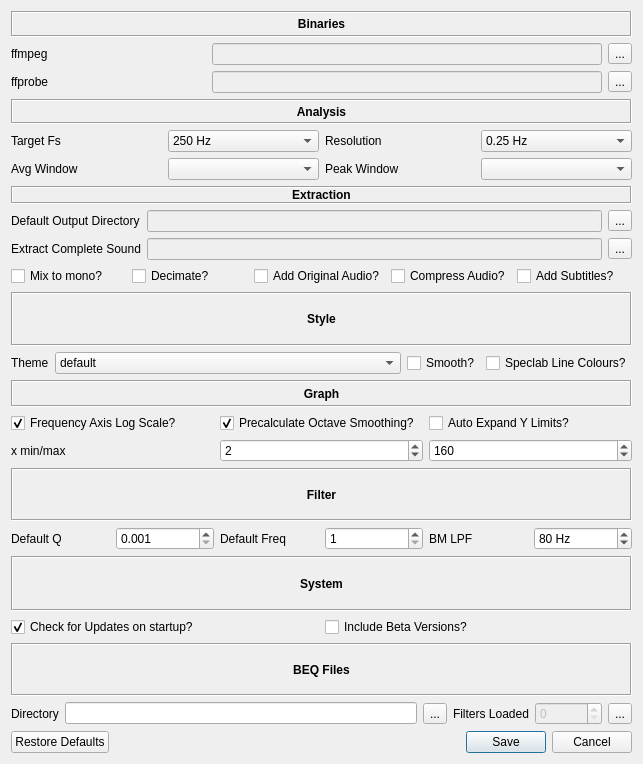
3ll3d00d/beqdesigner, file src/main/python/ui/preferences.ui: the form before one commit.
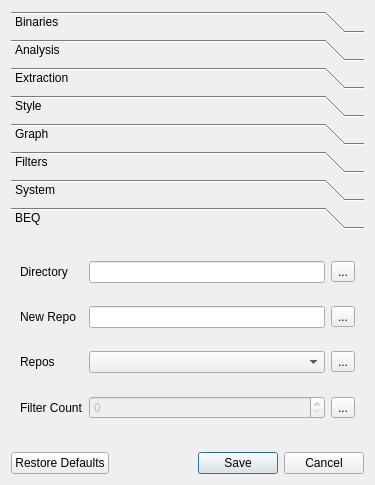
The form after the commit.

The edit to the form file:
```diff
--- a/src/main/python/ui/preferences.ui
+++ b/src/main/python/ui/preferences.ui
@@ -6,8 +6,8 @@
    <rect>
     <x>0</x>
     <y>0</y>
-    <width>643</width>
-    <height>764</height>
+    <width>375</width>
+    <height>485</height>
    </rect>
   </property>
   <property name="windowTitle">
@@ -17,83 +17,84 @@
    <item>
     <layout class="QVBoxLayout" name="panes">
      <item>
-      <layout class="QGridLayout" name="binariesPane">
-       <item row="2" column="0">
-        <widget class="QLabel" name="ffprobeLabel">
-         <property name="text">
-          <string>ffprobe</string>
-         </property>
-        </widget>
-       </item>
-       <item row="0" column="0" colspan="4">
-        <widget class="QLabel" name="binaryLabel">
-         <property name="font">
-          <font>
-           <weight>75</weight>
-           <bold>true</bold>
-          </font>
-         </property>
-         <property name="frameShape">
-          <enum>QFrame::Box</enum>
-         </property>
-         <property name="frameShadow">
-          <enum>QFrame::Sunken</enum>
-         </property>
-         <property name="text">
+      <widget class="QToolBox" name="toolBox">
+       <property name="currentIndex">
+        <number>7</number>
+       </property>
+       <widget class="QWidget" name="binariesPage">
+        <property name="geometry">
+         <rect>
+          <x>0</x>
+          <y>0</y>
+          <width>152</width>
+          <height>86</height>
+         </rect>
+        </property>
+        <attribute name="label">
           <string>Binaries</string>
-         </property>
-         <property name="alignment">
-          <set>Qt::AlignCenter</set>
-         </property>
-        </widget>
-       </item>
-       <item row="2" column="3">
-        <widget class="QToolButton" name="ffprobeDirectoryPicker">
-         <property name="text">
-          <string>...</string>
-         </property>
-        </widget>
-       </item>
-       <item row="1" column="0">
+        </attribute>
+        <layout class="QGridLayout" name="binariesPane">
+         <item row="0" column="1">
+          <widget class="QLineEdit" name="ffmpegDirectory">
+           <property name="enabled">
+            <bool>false</bool>
+           </property>
+          </widget>
+         </item>
+         <item row="0" column="0">
         <widget class="QLabel" name="ffmpegLabel">
          <property name="text">
           <string>ffmpeg</string>
          </property>
         </widget>
        </item>
-       <item row="1" column="1" colspan="2">
-        <widget class="QLineEdit" name="ffmpegDirectory">
-         <property name="enabled">
-          <bool>false</bool>
-         </property>
-        </widget>
-       </item>
-       <item row="1" column="3">
+         <item row="0" column="2">
         <widget class="QToolButton" name="ffmpegDirectoryPicker">
          <property name="text">
           <string>...</string>
          </property>
         </widget>
        </item>
-       <item row="2" column="1" colspan="2">
+         <item row="1" column="0">
+          <widget class="QLabel" name="ffprobeLabel">
+           <property name="text">
+            <string>ffprobe</string>
+           </property>
+          </widget>
+         </item>
+         <item row="1" column="1">
         <widget class="QLineEdit" name="ffprobeDirectory">
          <property name="enabled">
           <bool>false</bool>
          </property>
         </widget>
        </item>
-      </layout>
-     </item>
-     <item>
-      <layout class="QGridLayout" name="analysisPane">
        <item row="1" column="2">
-        <widget class="QLabel" name="resolutionLabel">
+          <widget class="QToolButton" name="ffprobeDirectoryPicker">
          <property name="text">
           <string>Resolution</string>
          </property>
         </widget>
        </item>
-       <item row="2" column="2">
+        </layout>
+       </widget>
+       <widget class="QWidget" name="analysisPage">
+        <property name="geometry">
+         <rect>
+          <x>0</x>
+          <y>0</y>
+          <width>185</width>
+          <height>158</height>
+         </rect>
+        </property>
+        <attribute name="label">
+         <string>Analysis</string>
+        </attribute>
+        <layout class="QGridLayout" name="analysisPane" columnstretch="0,1">
+         <item row="3" column="1">
+          <widget class="QComboBox" name="peakAnalysisWindow"/>
+         </item>
+         <item row="3" column="0">
         <widget class="QLabel" name="peakAnalysisWindowLabel">
          <property name="text">
           <string>Peak Window</string>
@@ -107,10 +108,17 @@
          </property>
         </widget>
        </item>
-       <item row="2" column="3">
-        <widget class="QComboBox" name="peakAnalysisWindow"/>
-       </item>
-       <item row="1" column="1">
+         <item row="2" column="1">
+          <widget class="QComboBox" name="avgAnalysisWindow"/>
+         </item>
+         <item row="0" column="0">
+          <widget class="QLabel" name="targetFsLabel">
+           <property name="text">
+            <string>Target Fs</string>
+           </property>
+          </widget>
+         </item>
+         <item row="0" column="1">
         <widget class="QComboBox" name="targetFs">
          <item>
           <property name="text">
@@ -145,38 +153,13 @@
         </widget>
        </item>
        <item row="1" column="0">
-        <widget class="QLabel" name="targetFsLabel">
+          <widget class="QLabel" name="resolutionLabel">
          <property name="text">
           <string>Target Fs</string>
          </property>
         </widget>
        </item>
-       <item row="0" column="0" colspan="4">
-        <widget class="QLabel" name="analysisLabel">
-         <property name="font">
-          <font>
-           <weight>75</weight>
-           <bold>true</bold>
-          </font>
-         </property>
-         <property name="frameShape">
-          <enum>QFrame::Box</enum>
-         </property>
-         <property name="frameShadow">
-          <enum>QFrame::Sunken</enum>
-         </property>
-         <property name="text">
-          <string>Analysis</string>
-         </property>
-         <property name="alignment">
-          <set>Qt::AlignCenter</set>
-         </property>
-        </widget>
-       </item>
-       <item row="2" column="1">
-        <widget class="QComboBox" name="avgAnalysisWindow"/>
-       </item>
-       <item row="1" column="3">
+         <item row="1" column="1">
         <widget class="QComboBox" name="resolutionSelect">
          <property name="currentText">
           <string>0.25 Hz</string>
@@ -209,73 +192,80 @@
         </widget>
        </item>
       </layout>
-     </item>
-     <item>
+       </widget>
+       <widget class="QWidget" name="widget">
+        <property name="geometry">
+         <rect>
+          <x>0</x>
+          <y>0</y>
+          <width>344</width>
+          <height>146</height>
+         </rect>
+        </property>
+        <attribute name="label">
+         <string>Extraction</string>
+        </attribute>
       <layout class="QGridLayout" name="extractPane">
-       <item row="1" column="0">
+         <item row="0" column="0">
         <widget class="QLabel" name="defaultOutputDirectoryLabel">
          <property name="text">
           <string>Default Output Directory</string>
          </property>
         </widget>
        </item>
-       <item row="1" column="2">
-        <widget class="QToolButton" name="defaultOutputDirectoryPicker">
-         <property name="text">
-          <string>...</string>
-         </property>
-        </widget>
-       </item>
-       <item row="0" column="0" colspan="3">
-        <widget class="QLabel" name="extractionLabel">
-         <property name="font">
-          <font>
-           <weight>75</weight>
-           <bold>true</bold>
-          </font>
-         </property>
-         <property name="frameShape">
-          <enum>QFrame::Box</enum>
-         </property>
-         <property name="frameShadow">
-          <enum>QFrame::Sunken</enum>
-         </property>
-         <property name="text">
-          <string>Extraction</string>
-         </property>
-         <property name="alignment">
-          <set>Qt::AlignCenter</set>
-         </property>
-        </widget>
-       </item>
-       <item row="1" column="1">
+         <item row="0" column="1">
         <widget class="QLineEdit" name="defaultOutputDirectory">
          <property name="enabled">
           <bool>false</bool>
          </property>
         </widget>
        </item>
-       <item row="2" column="0">
+         <item row="0" column="2">
+          <widget class="QToolButton" name="defaultOutputDirectoryPicker">
+           <property name="text">
+            <string>...</string>
+           </property>
+          </widget>
+         </item>
+         <item row="1" column="0">
         <widget class="QLabel" name="extractCompleteAudioFileLabel">
          <property name="text">
           <string>Extract Complete Sound</string>
          </property>
         </widget>
        </item>
-       <item row="2" column="1">
+         <item row="1" column="1">
         <widget class="QLineEdit" name="extractCompleteAudioFile">
          <property name="enabled">
           <bool>false</bool>
          </property>
         </widget>
        </item>
-       <item row="2" column="2">
+         <item row="1" column="2">
         <widget class="QToolButton" name="extractCompleteAudioFilePicker">
          <property name="text">
           <string>...</string>
          </property>
         </widget>
        </item>
+         <item row="2" column="0" colspan="3">
+          <layout class="QHBoxLayout" name="extractOptions1">
+           <item>
+            <widget class="QCheckBox" name="includeOriginal">
+             <property name="text">
+              <string>Add Original Audio?</string>
+             </property>
+            </widget>
+           </item>
+           <item>
+            <widget class="QCheckBox" name="compress">
+             <property name="text">
+              <string>Compress Audio?</string>
+             </property>
+            </widget>
+           </item>
+          </layout>
+         </item>
        <item row="3" column="0" colspan="3">
         <layout class="QHBoxLayout" name="extractOptions">
          <item>
@@ -292,20 +282,6 @@
            </property>
           </widget>
          </item>
-         <item>
-          <widget class="QCheckBox" name="includeOriginal">
-           <property name="text">
-            <string>Add Original Audio?</string>
-           </property>
-          </widget>
-         </item>
-         <item>
-          <widget class="QCheckBox" name="compress">
-           <property name="text">
-            <string>Compress Audio?</string>
-           </property>
-          </widget>
-         </item>
          <item>
           <widget class="QCheckBox" name="includeSubtitles">
            <property name="text">
@@ -316,46 +292,28 @@
         </layout>
        </item>
       </layout>
-     </item>
-     <item>
-      <layout class="QGridLayout" name="stylePane" columnstretch="0,1,0,0">
-       <item row="0" column="0" colspan="4">
-        <widget class="QLabel" name="styleLabel">
-         <property name="font">
-          <font>
-           <weight>75</weight>
-           <bold>true</bold>
-          </font>
-         </property>
-         <property name="frameShape">
-          <enum>QFrame::Box</enum>
-         </property>
-         <property name="frameShadow">
-          <enum>QFrame::Sunken</enum>
-         </property>
-         <property name="text">
+       </widget>
+       <widget class="QWidget" name="widget">
+        <property name="geometry">
+         <rect>
+          <x>0</x>
+          <y>0</y>
+          <width>222</width>
+          <height>100</height>
+         </rect>
+        </property>
+        <attribute name="label">
           <string>Style</string>
-         </property>
-         <property name="alignment">
-          <set>Qt::AlignCenter</set>
-         </property>
-        </widget>
-       </item>
-       <item row="1" column="0">
+        </attribute>
+        <layout class="QGridLayout" name="stylePane" columnstretch="0,1">
+         <item row="0" column="0">
         <widget class="QLabel" name="themeLabel">
          <property name="text">
           <string>Theme</string>
          </property>
         </widget>
        </item>
-       <item row="1" column="3">
-        <widget class="QCheckBox" name="speclabLineStyle">
-         <property name="text">
-          <string>Speclab Line Colours?</string>
-         </property>
-        </widget>
-       </item>
-       <item row="1" column="1">
+         <item row="0" column="1">
         <widget class="QComboBox" name="themePicker">
          <item>
           <property name="text">
@@ -364,7 +322,14 @@
          </item>
         </widget>
        </item>
-       <item row="1" column="2">
+         <item row="1" column="1">
+          <widget class="QCheckBox" name="speclabLineStyle">
+           <property name="text">
+            <string>Speclab Line Colours?</string>
+           </property>
+          </widget>
+         </item>
+         <item row="2" column="1">
         <widget class="QCheckBox" name="smoothGraphs">
          <property name="text">
           <string>Smooth?</string>
@@ -372,10 +337,21 @@
         </widget>
        </item>
       </layout>
-     </item>
+       </widget>
+       <widget class="QWidget" name="graphPage">
+        <property name="geometry">
+         <rect>
+          <x>0</x>
+          <y>0</y>
+          <width>239</width>
+          <height>130</height>
+         </rect>
+        </property>
+        <attribute name="label">
+         <string>Graph</string>
+        </attribute>
+        <layout class="QVBoxLayout" name="graphPane">
      <item>
-      <layout class="QGridLayout" name="graphPane" columnstretch="0,0,0">
-       <item row="1" column="0">
         <widget class="QCheckBox" name="freqIsLogScale">
          <property name="text">
           <string>Frequency Axis Log Scale?</string>
@@ -385,62 +361,7 @@
          </property>
         </widget>
        </item>
-       <item row="0" column="0" colspan="3">
-        <widget class="QLabel" name="graphLabel">
-         <property name="font">
-          <font>
-           <weight>75</weight>
-           <bold>true</bold>
-          </font>
-         </property>
-         <property name="frameShape">
-          <enum>QFrame::Box</enum>
-         </property>
-         <property name="frameShadow">
-          <enum>QFrame::Sunken</enum>
-         </property>
-         <property name="text">
-          <string>Graph</string>
-         </property>
-         <property name="alignment">
-          <set>Qt::AlignCenter</set>
-         </property>
-        </widget>
-       </item>
-       <item row="2" column="1">
-        <widget class="QSpinBox" name="xmin">
-         <property name="minimum">
-          <number>1</number>
-         </property>
-         <property name="maximum">
-          <number>23999</number>
-         </property>
-         <property name="value">
-          <number>2</number>
-         </property>
-        </widget>
-       </item>
-       <item row="2" column="2">
-        <widget class="QSpinBox" name="xmax">
-         <property name="minimum">
-          <number>2</number>
-         </property>
-         <property name="maximum">
-          <number>24000</number>
-         </property>
-         <property name="value">
-          <number>160</number>
-         </property>
-        </widget>
-       </item>
-       <item row="2" column="0">
-        <widget class="QLabel" name="xminmaxLabel">
-         <property name="text">
-          <string>x min/max</string>
-         </property>
-        </widget>
-       </item>
-       <item row="1" column="1">
+         <item>
         <widget class="QCheckBox" name="precalcSmoothing">
          <property name="text">
           <string>Precalculate Octave Smoothing?</string>
@@ -450,55 +371,73 @@
          </property>
         </widget>
        </item>
-       <item row="1" column="2">
+         <item>
         <widget class="QCheckBox" name="expandYLimits">
          <property name="text">
           <string>Auto Expand Y Limits?</string>
          </property>
         </widget>
        </item>
-      </layout>
+         <item>
+          <layout class="QHBoxLayout" name="xminmaxLayout">
+           <item>
+            <widget class="QLabel" name="xminmaxLabel">
+             <property name="text">
+              <string>x min/max</string>
+             </property>
+            </widget>
      </item>
      <item>
-      <layout class="QGridLayout" name="filterPane">
-       <item row="1" column="0">
+            <widget class="QSpinBox" name="xmin">
+             <property name="minimum">
+              <number>1</number>
+             </property>
+             <property name="maximum">
+              <number>23999</number>
+             </property>
+             <property name="value">
+              <number>2</number>
+             </property>
+            </widget>
+           </item>
+           <item>
+            <widget class="QSpinBox" name="xmax">
+             <property name="minimum">
+              <number>2</number>
+             </property>
+             <property name="maximum">
+              <number>24000</number>
+             </property>
+             <property name="value">
+              <number>160</number>
+             </property>
+            </widget>
+           </item>
+          </layout>
+         </item>
+        </layout>
+       </widget>
+       <widget class="QWidget" name="filterPage">
+        <property name="geometry">
+         <rect>
+          <x>0</x>
+          <y>0</y>
+          <width>173</width>
+          <height>120</height>
+         </rect>
+        </property>
+        <attribute name="label">
+         <string>Filters</string>
+        </attribute>
+        <layout class="QGridLayout" name="filterPane" columnstretch="0,1">
+         <item row="0" column="0">
         <widget class="QLabel" name="filterQLabel">
          <property name="text">
           <string>Default Q</string>
          </property>
         </widget>
        </item>
-       <item row="1" column="2">
-        <widget class="QLabel" name="filterFreqLabel">
-         <property name="text">
-          <string>Default Freq</string>
-         </property>
-        </widget>
-       </item>
-       <item row="1" column="1">
-        <widget class="QDoubleSpinBox" name="filterQ">
-         <property name="decimals">
-          <number>3</number>
-         </property>
-         <property name="minimum">
-          <double>0.001000000000000</double>
-         </property>
-         <property name="singleStep">
-          <double>0.001000000000000</double>
-         </property>
-        </widget>
-       </item>
-       <item row="1" column="3">
-        <widget class="QSpinBox" name="filterFreq">
-         <property name="minimum">
-          <number>1</number>
-         </property>
-         <property name="maximum">
-          <number>24000</number>
-         </property>
-        </widget>
-       </item>
-       <item row="1" column="5">
+         <item row="2" column="1">
         <widget class="QSpinBox" name="bmlpfFreq">
          <property name="suffix">
           <string> Hz</string>
@@ -514,126 +453,146 @@
          </property>
         </widget>
        </item>
-       <item row="1" column="4">
+         <item row="1" column="1">
+          <widget class="QSpinBox" name="filterFreq">
+           <property name="minimum">
+            <number>1</number>
+           </property>
+           <property name="maximum">
+            <number>24000</number>
+           </property>
+          </widget>
+         </item>
+         <item row="0" column="1">
+          <widget class="QDoubleSpinBox" name="filterQ">
+           <property name="decimals">
+            <number>3</number>
+           </property>
+           <property name="minimum">
+            <double>0.001000000000000</double>
+           </property>
+           <property name="singleStep">
+            <double>0.001000000000000</double>
+           </property>
+          </widget>
+         </item>
+         <item row="1" column="0">
+          <widget class="QLabel" name="filterFreqLabel">
+           <property name="text">
+            <string>Default Freq</string>
+           </property>
+          </widget>
+         </item>
+         <item row="2" column="0">
         <widget class="QLabel" name="bmlpfLabel">
          <property name="text">
           <string>BM LPF</string>
          </property>
         </widget>
        </item>
-       <item row="0" column="0" colspan="6">
-        <widget class="QLabel" name="filterLayoutLabel">
-         <property name="font">
-          <font>
-           <weight>75</weight>
-           <bold>true</bold>
-          </font>
-         </property>
-         <property name="frameShape">
-          <enum>QFrame::Box</enum>
-         </property>
-         <property name="frameShadow">
-          <enum>QFrame::Sunken</enum>
-         </property>
-         <property name="text">
-          <string>Filter</string>
-         </property>
-         <property name="alignment">
-          <set>Qt::AlignCenter</set>
-         </property>
-        </widget>
-       </item>
-      </layout>
-     </item>
-     <item>
+        </layout>
+       </widget>
+       <widget class="QWidget" name="systemPage">
+        <property name="geometry">
+         <rect>
+          <x>0</x>
+          <y>0</y>
+          <width>225</width>
+          <height>62</height>
+         </rect>
+        </property>
+        <attribute name="label">
+         <string>System</string>
+        </attribute>
       <layout class="QGridLayout" name="systemPane">
        <item row="1" column="0">
-        <widget class="QCheckBox" name="checkForUpdates">
-         <property name="text">
-          <string>Check for Updates on startup?</string>
-         </property>
-         <property name="checked">
-          <bool>true</bool>
-         </property>
-        </widget>
-       </item>
-       <item row="1" column="1">
         <widget class="QCheckBox" name="checkForBetaUpdates">
          <property name="text">
           <string>Include Beta Versions?</string>
          </property>
         </widget>
        </item>
-       <item row="0" column="0" colspan="2">
-        <widget class="QLabel" name="systemLayoutLabel">
-         <property name="font">
-          <font>
-           <weight>75</weight>
-           <bold>true</bold>
-          </font>
-         </property>
-         <property name="frameShape">
-          <enum>QFrame::Box</enum>
-         </property>
-         <property name="frameShadow">
-          <enum>QFrame::Sunken</enum>
-         </property>
+         <item row="0" column="0">
+          <widget class="QCheckBox" name="checkForUpdates">
          <property name="text">
-          <string>System</string>
-         </property>
-         <property name="alignment">
-          <set>Qt::AlignCenter</set>
+            <string>Check for Updates on startup?</string>
+           </property>
+           <property name="checked">
+            <bool>true</bool>
          </property>
         </widget>
        </item>
       </layout>
-     </item>
-     <item>
+       </widget>
+       <widget class="QWidget" name="beqPage">
+        <property name="geometry">
+         <rect>
+          <x>0</x>
+          <y>0</y>
+          <width>361</width>
+          <height>175</height>
+         </rect>
+        </property>
+        <attribute name="label">
+         <string>BEQ</string>
+        </attribute>
       <layout class="QGridLayout" name="beqPane">
-       <item row="0" column="0" colspan="6">
-        <widget class="QLabel" name="beqLayoutLabel">
-         <property name="font">
-          <font>
-           <weight>75</weight>
-           <bold>true</bold>
-          </font>
-         </property>
-         <property name="frameShape">
-          <enum>QFrame::Box</enum>
-         </property>
-         <property name="frameShadow">
-          <enum>QFrame::Sunken</enum>
-         </property>
+         <item row="0" column="0">
+          <widget class="QLabel" name="beqDirectoryLabel">
          <property name="text">
-          <string>BEQ Files</string>
-         </property>
-         <property name="alignment">
-          <set>Qt::AlignCenter</set>
+            <string>Directory</string>
          </property>
         </widget>
        </item>
-       <item row="1" column="1">
+         <item row="0" column="1">
         <widget class="QLineEdit" name="beqFiltersDir">
          <property name="readOnly">
           <bool>true</bool>
          </property>
         </widget>
        </item>
-       <item row="1" column="5">
-        <widget class="QToolButton" name="refreshBeq">
+         <item row="0" column="2">
+          <widget class="QToolButton" name="beqDirectoryPicker">
          <property name="text">
           <string>...</string>
          </property>
         </widget>
        </item>
-       <item row="1" column="3">
+         <item row="1" column="0">
+          <widget class="QLabel" name="repoURLLabel">
+           <property name="text">
+            <string>New Repo</string>
+           </property>
+          </widget>
+         </item>
+         <item row="1" column="1">
+          <widget class="QLineEdit" name="repoURL"/>
+         </item>
+         <item row="1" column="2">
+          <widget class="QToolButton" name="addRepoButton">
+           <property name="text">
+            <string>...</string>
+           </property>
+          </widget>
+         </item>
+         <item row="2" column="1">
+          <widget class="QComboBox" name="beqRepos"/>
+         </item>
+         <item row="2" column="2">
+          <widget class="QToolButton" name="deleteRepoButton">
+           <property name="text">
+            <string>...</string>
+           </property>
+          </widget>
+         </item>
+         <item row="3" column="0">
         <widget class="QLabel" name="filteredLoadedLabel">
          <property name="text">
-          <string>Filters Loaded</string>
+            <string>Filter Count</string>
          </property>
         </widget>
        </item>
-       <item row="1" column="4">
+         <item row="3" column="1">
         <widget class="QSpinBox" name="beqFiltersCount">
          <property name="enabled">
           <bool>false</bool>
@@ -643,21 +602,23 @@
          </property>
         </widget>
        </item>
-       <item row="1" column="0">
-        <widget class="QLabel" name="beqDirectoryLabel">
-         <property name="text">
-          <string>Directory</string>
-         </property>
-        </widget>
-       </item>
-       <item row="1" column="2">
-        <widget class="QToolButton" name="beqDirectoryPicker">
+         <item row="3" column="2">
+          <widget class="QToolButton" name="refreshBeq">
          <property name="text">
           <string>...</string>
          </property>
         </widget>
        </item>
-      </layout>
+         <item row="2" column="0">
+          <widget class="QLabel" name="beqReposLabel">
+           <property name="text">
+            <string>Repos</string>
+           </property>
+          </widget>
+         </item>
+        </layout>
+       </widget>
+      </widget>
      </item>
     </layout>
    </item>
```
Left out of the diff: 132 changed lines with no effect on the pictures. Lines whose indentation alone changed are shown as unchanged.
